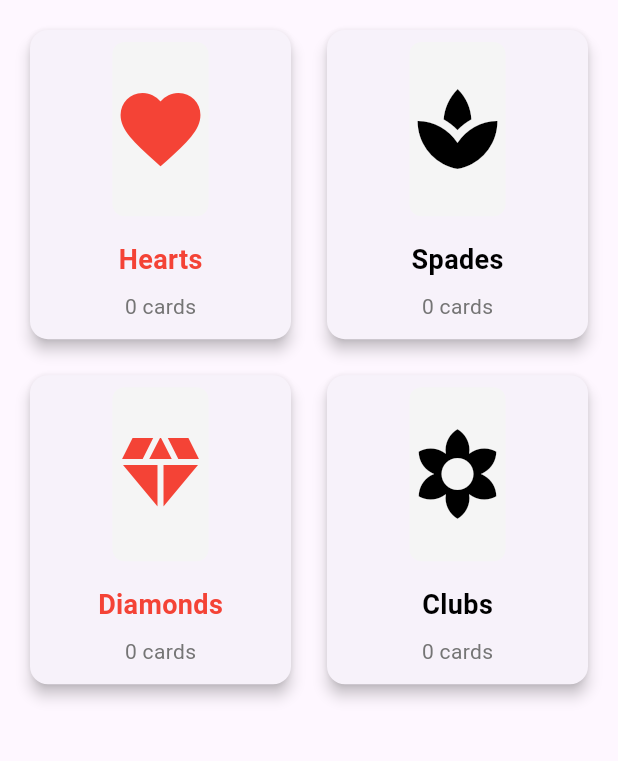
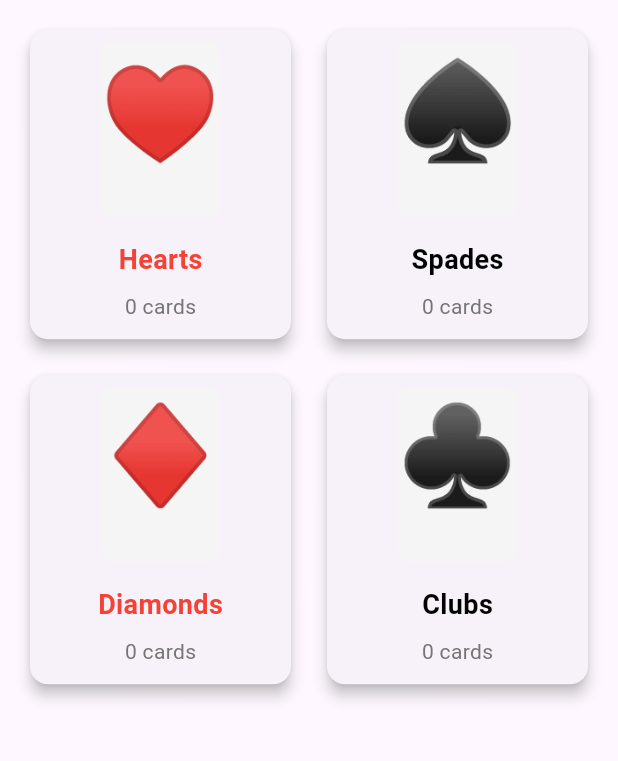
Before and after one commit to NickJohnson06/in_class10, a Flutter app: the screen it shows after launch, on a phone screen of 412 x 824 dp, the part 84-845 px from its top. Run offline on Flutter 3.47's test engine with Material 3 defaults, Android fonts, the phone set to English and light mode, and no system bars; our stand-ins replace sqflite; accounts and stored records are empty.

Commit message:
Updated Icon images with unicode also fixed 10 card image glitch

```diff
--- a/lib/screens/card_screen.dart
+++ b/lib/screens/card_screen.dart
@@ -82,8 +82,8 @@ class _CardsScreenState extends State<CardsScreen> {
           title: const Text('Select a Card'),
           content: SizedBox(
             width: double.maxFinite,
+            height: MediaQuery.of(context).size.height * 0.6,
             child: ListView.builder(
-              shrinkWrap: true,
               itemCount: availableCards.length,
               itemBuilder: (context, index) {
                 final card = availableCards[index];
--- a/lib/screens/folders_screen.dart
+++ b/lib/screens/folders_screen.dart
@@ -49,6 +49,21 @@ class _FoldersScreenState extends State<FoldersScreen> {
     }
   }
 
+  String _getSuitSymbol(String folderName) {
+  switch (folderName) {
+    case 'Hearts':
+      return '\u2665';  // Unicode: U+2665
+    case 'Diamonds':
+      return '\u2666';  // Unicode: U+2666
+    case 'Spades':
+      return '\u2660';  // Unicode: U+2660
+    case 'Clubs':
+      return '\u2663';  // Unicode: U+2663
+    default:
+      return '📁';
+  }
+}
+
   IconData _getSuitIcon(String folderName) {
     switch (folderName) {
       case 'Hearts':
@@ -56,9 +71,9 @@ class _FoldersScreenState extends State<FoldersScreen> {
       case 'Diamonds':
         return Icons.diamond;
       case 'Spades':
-        return Icons.spa; // Using spa as placeholder
+        return Icons.spa;
       case 'Clubs':
-        return Icons.filter_vintage; // Using filter_vintage as placeholder
+        return Icons.filter_vintage;
       default:
         return Icons.folder;
     }
@@ -152,10 +167,13 @@ class _FoldersScreenState extends State<FoldersScreen> {
                                                     },
                                                   ),
                                                 )
-                                              : Icon(
-                                                  _getSuitIcon(folderName),
-                                                  size: 64,
-                                                  color: _getSuitColor(folderName),
+                                              : Text(
+                                                  _getSuitSymbol(folderName),
+                                                  style: TextStyle(
+                                                    fontSize: 64,
+                                                    color: _getSuitColor(folderName),
+                                                  )
+
                                                 ),
                                         ),
                                       ),
--- a/lib/services/database_helper.dart
+++ b/lib/services/database_helper.dart
@@ -87,14 +87,13 @@ class DatabaseHelper {
     for (var suit in suits) {
       for (int i = 0; i < cardNames.length; i++) {
         final cardName = '${cardNames[i]} of $suit';
-        // Using placeholder URLs - you can replace with actual card image URLs
         final imageUrl = 'https://deckofcardsapi.com/static/img/${_getCardCode(cardNames[i], suit)}.png';
 
         await db.insert(tableCards, {
           columnCardName: cardName,
           columnCardSuit: suit,
           columnCardImageUrl: imageUrl,
-          columnCardFolderId: null, // Initially unassigned
+          columnCardFolderId: null,
         });
       }
     }
@@ -106,6 +105,9 @@ class DatabaseHelper {
     switch (name) {
       case 'Ace':
         value = 'A';
+        break;
+      case '10':
+        value = '0';
         break;
       case 'Jack':
         value = 'J';
@@ -141,7 +143,7 @@ class DatabaseHelper {
     return '$value$suitCode';
   }
 
-  // ===== FOLDER OPERATIONS =====
+  //  FOLDER OPERATIONS
 
   // Get all folders
   Future<List<Map<String, dynamic>>> getAllFolders() async {
@@ -187,7 +189,7 @@ class DatabaseHelper {
     );
   }
 
-  // ===== CARD OPERATIONS =====
+  //  CARD OPERATIONS
 
   // Get all cards
   Future<List<Map<String, dynamic>>> getAllCards() async {
```
Also changed, not shown: 7 other files.
